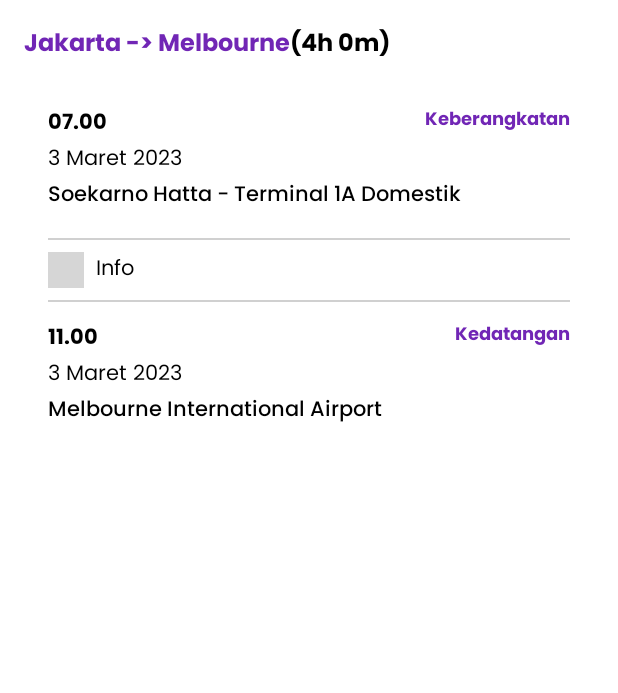
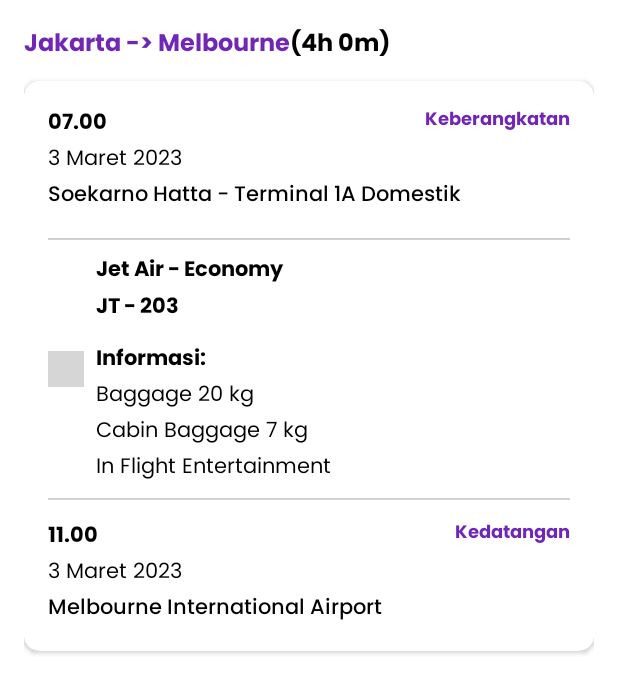
Before and after one commit to BINARFPC2/C2-Mobile, an Android app: the layout item_detail_penerbangan.xml on its own in the app's theme, with its tools: preview values and no code run, on a phone screen of 412 x 824 dp. Shown: the top 693 px of the screen. Run offline under Robolectric (Android 15) with nearby library versions, the phone set to English and light mode, and no system bars; grey boxes are pictures that could not be loaded.

```diff
--- a/app/src/main/res/layout/item_detail_penerbangan.xml
+++ b/app/src/main/res/layout/item_detail_penerbangan.xml
@@ -137,14 +137,58 @@
                     android:layout_width="24dp"
                     android:layout_height="24dp"/>
 
-                <TextView
+                <LinearLayout
                     android:id="@+id/txtInfo"
-                    style="@style/TextBody14Regular"
+                    android:orientation="vertical"
                     android:layout_toRightOf="@id/imgLogoMaskapai"
-                    android:textColor="@color/black"
-                    android:text="Info"
-                    android:layout_width="match_parent"
-                    android:layout_height="wrap_content"/>
+                    android:layout_width="wrap_content"
+                    android:layout_height="wrap_content">
+
+                    <TextView
+                        style="@style/TextBody14Bold"
+                        android:textColor="@color/black"
+                        android:text="Jet Air - Economy"
+                        android:layout_width="match_parent"
+                        android:layout_height="wrap_content"/>
+
+                    <TextView
+                        style="@style/TextBody14Bold"
+                        android:textColor="@color/black"
+                        android:text="JT - 203"
+                        android:layout_width="match_parent"
+                        android:layout_height="wrap_content"/>
+
+                    <TextView
+                        style="@style/TextBody14Bold"
+                        android:textColor="@color/black"
+                        android:text="Informasi:"
+                        android:layout_marginTop="10dp"
+                        android:layout_width="match_parent"
+                        android:layout_height="wrap_content"/>
+
+                    <TextView
+                        style="@style/TextBody14Regular"
+                        android:textColor="@color/black"
+                        android:text="Baggage 20 kg"
+                        android:layout_width="match_parent"
+                        android:layout_height="wrap_content"/>
+
+                    <TextView
+                        style="@style/TextBody14Regular"
+                        android:textColor="@color/black"
+                        android:text="Cabin Baggage 7 kg"
+                        android:layout_width="match_parent"
+                        android:layout_height="wrap_content"/>
+
+                    <TextView
+                        style="@style/TextBody14Regular"
+                        android:textColor="@color/black"
+                        android:text="In Flight Entertainment"
+                        android:layout_width="match_parent"
+                        android:layout_height="wrap_content"/>
+
+
+                </LinearLayout>
 
             </RelativeLayout>
 
```
Also changed, not shown: app/src/main/java/com/dwiki/tiketku/view/checkout.kt (added, +60 -0 lines), app/src/main/res/drawable/shape_rectangle_red.xml (added, +11 -0 lines), app/src/main/res/layout/fragment_checkout.xml (added, +166 -0 lines).
